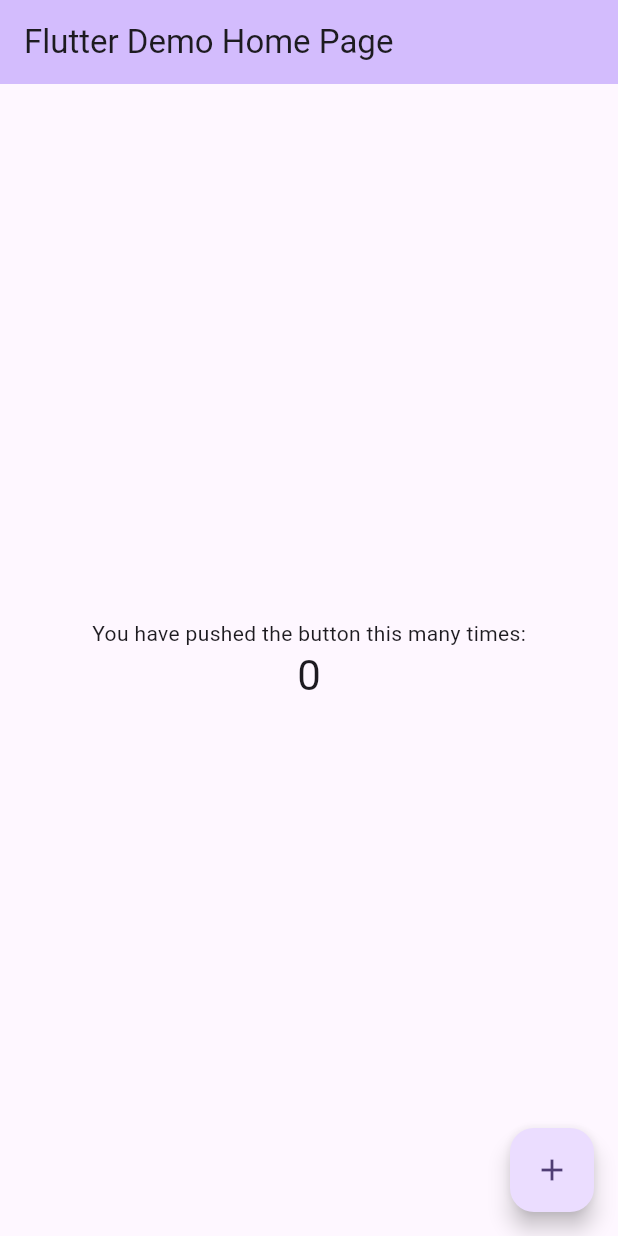
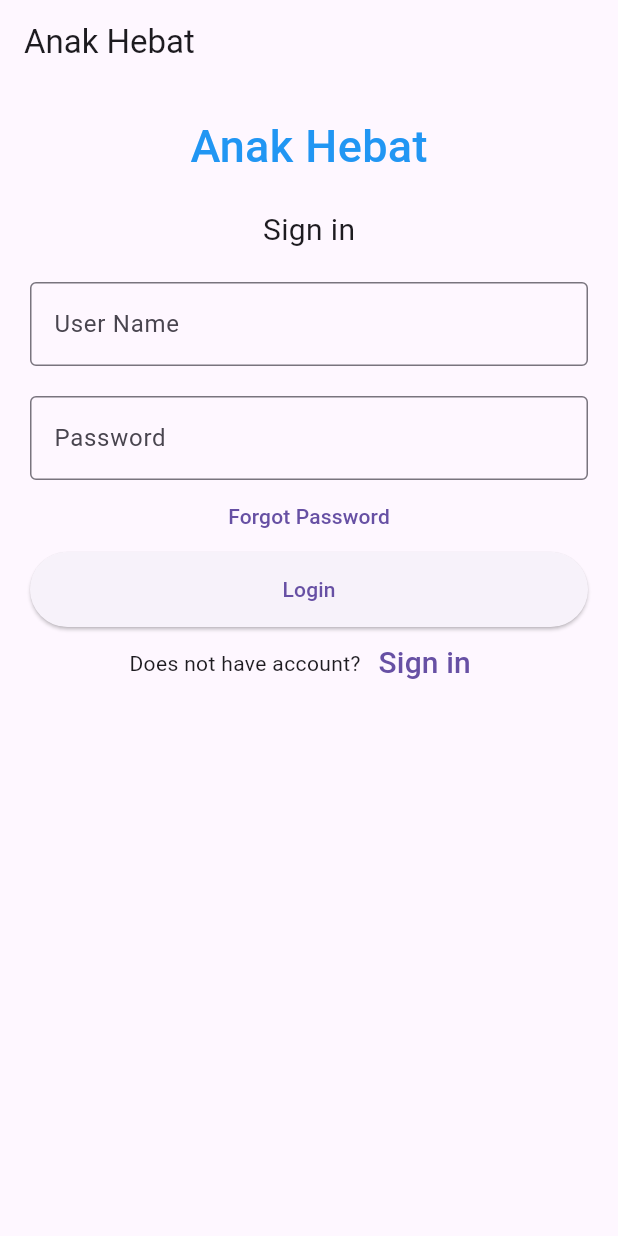
Before and after one commit to wiratzy/proyek-mobile, a Flutter app: the screen it shows after launch, on a phone screen of 412 x 824 dp. Run offline on Flutter 3.47's test engine with Material 3 defaults, Android fonts, the phone set to English and light mode, and no system bars.

Commit message:
pembuatan login page

```diff
--- a/lib/main.dart
+++ b/lib/main.dart
@@ -7,119 +7,107 @@
 class MyApp extends StatelessWidget {
   const MyApp({super.key});
 
-  // This widget is the root of your application.
   @override
   Widget build(BuildContext context) {
     return MaterialApp(
-      title: 'Flutter Demo',
-      theme: ThemeData(
-        // This is the theme of your application.
-        //
-        // TRY THIS: Try running your application with "flutter run". You'll see
-        // the application has a purple toolbar. Then, without quitting the app,
-        // try changing the seedColor in the colorScheme below to Colors.green
-        // and then invoke "hot reload" (save your changes or press the "hot
-        // reload" button in a Flutter-supported IDE, or press "r" if you used
-        // the command line to start the app).
-        //
-        // Notice that the counter didn't reset back to zero; the application
-        // state is not lost during the reload. To reset the state, use hot
-        // restart instead.
-        //
-        // This works for code too, not just values: Most code changes can be
-        // tested with just a hot reload.
-        colorScheme: ColorScheme.fromSeed(seedColor: Colors.deepPurple),
-        useMaterial3: true,
-      ),
-      home: const MyHomePage(title: 'Flutter Demo Home Page'),
-    );
+        home: Scaffold(
+            appBar: AppBar(
+              // ignore: prefer_const_constructors
+              title: Text("Anak Hebat"),
+            ),
+            body: const MyStatefulWidget(),
+        ));
   }
 }
 
-class MyHomePage extends StatefulWidget {
-  const MyHomePage({super.key, required this.title});
-
-  // This widget is the home page of your application. It is stateful, meaning
-  // that it has a State object (defined below) that contains fields that affect
-  // how it looks.
-
-  // This class is the configuration for the state. It holds the values (in this
-  // case the title) provided by the parent (in this case the App widget) and
-  // used by the build method of the State. Fields in a Widget subclass are
-  // always marked "final".
-
-  final String title;
+  class MyStatefulWidget extends StatefulWidget {
+  const MyStatefulWidget({Key? key}) : super(key: key);
 
   @override
-  State<MyHomePage> createState() => _MyHomePageState();
+  State<MyStatefulWidget> createState() => _MyStatefulWidgetState();
 }
 
-class _MyHomePageState extends State<MyHomePage> {
-  int _counter = 0;
-
-  void _incrementCounter() {
-    setState(() {
-      // This call to setState tells the Flutter framework that something has
-      // changed in this State, which causes it to rerun the build method below
-      // so that the display can reflect the updated values. If we changed
-      // _counter without calling setState(), then the build method would not be
-      // called again, and so nothing would appear to happen.
-      _counter++;
-    });
-  }
+class _MyStatefulWidgetState extends State<MyStatefulWidget> {
+  TextEditingController nameController = TextEditingController();
+  TextEditingController passwordController = TextEditingController();
 
   @override
   Widget build(BuildContext context) {
-    // This method is rerun every time setState is called, for instance as done
-    // by the _incrementCounter method above.
-    //
-    // The Flutter framework has been optimized to make rerunning build methods
-    // fast, so that you can just rebuild anything that needs updating rather
-    // than having to individually change instances of widgets.
-    return Scaffold(
-      appBar: AppBar(
-        // TRY THIS: Try changing the color here to a specific color (to
-        // Colors.amber, perhaps?) and trigger a hot reload to see the AppBar
-        // change color while the other colors stay the same.
-        backgroundColor: Theme.of(context).colorScheme.inversePrimary,
-        // Here we take the value from the MyHomePage object that was created by
-        // the App.build method, and use it to set our appbar title.
-        title: Text(widget.title),
-      ),
-      body: Center(
-        // Center is a layout widget. It takes a single child and positions it
-        // in the middle of the parent.
-        child: Column(
-          // Column is also a layout widget. It takes a list of children and
-          // arranges them vertically. By default, it sizes itself to fit its
-          // children horizontally, and tries to be as tall as its parent.
-          //
-          // Column has various properties to control how it sizes itself and
-          // how it positions its children. Here we use mainAxisAlignment to
-          // center the children vertically; the main axis here is the vertical
-          // axis because Columns are vertical (the cross axis would be
-          // horizontal).
-          //
-          // TRY THIS: Invoke "debug painting" (choose the "Toggle Debug Paint"
-          // action in the IDE, or press "p" in the console), to see the
-          // wireframe for each widget.
-          mainAxisAlignment: MainAxisAlignment.center,
+    return Padding(
+        padding: const EdgeInsets.all(10),
+        child: ListView(
           children: <Widget>[
-            const Text(
-              'You have pushed the button this many times:',
+            Container(
+                alignment: Alignment.center,
+                padding: const EdgeInsets.all(10),
+                child: const Text(
+                  'Anak Hebat',
+                  style: TextStyle(
+                      color: Colors.blue,
+                      fontWeight: FontWeight.w500,
+                      fontSize: 30),
+                )),
+            Container(
+                alignment: Alignment.center,
+                padding: const EdgeInsets.all(10),
+                child: const Text(
+                  'Sign in',
+                  style: TextStyle(fontSize: 20),
+                )),
+            Container(
+              padding: const EdgeInsets.all(10),
+              child: TextField(
+                controller: nameController,
+                decoration: const InputDecoration(
+                  border: OutlineInputBorder(),
+                  labelText: 'User Name',
+                ),
+              ),
             ),
-            Text(
-              '$_counter',
-              style: Theme.of(context).textTheme.headlineMedium,
+            Container(
+              padding: const EdgeInsets.fromLTRB(10, 10, 10, 0),
+              child: TextField(
+                obscureText: true,
+                controller: passwordController,
+                decoration: const InputDecoration(
+                  border: OutlineInputBorder(),
+                  labelText: 'Password',
+                ),
+              ),
+            ),
+            TextButton(
+              onPressed: () {
+                //forgot password screen
+              },
+              child: const Text('Forgot Password',),
+            ),
+            Container(
+                height: 50,
+                padding: const EdgeInsets.fromLTRB(10, 0, 10, 0),
+                child: ElevatedButton(
+                  child: const Text('Login'),
+                  onPressed: () {
+                    print(nameController.text);
+                    print(passwordController.text);
+                  },
+                )
+            ),
+            Row(
+              children: <Widget>[
+                const Text('Does not have account?'),
+                TextButton(
+                  child: const Text(
+                    'Sign in',
+                    style: TextStyle(fontSize: 20),
+                  ),
+                  onPressed: () {
+                    //signup screen
+                  },
+                )
+              ],
+              mainAxisAlignment: MainAxisAlignment.center,
             ),
           ],
-        ),
-      ),
-      floatingActionButton: FloatingActionButton(
-        onPressed: _incrementCounter,
-        tooltip: 'Increment',
-        child: const Icon(Icons.add),
-      ), // This trailing comma makes auto-formatting nicer for build methods.
-    );
+        ));
   }
 }
```
